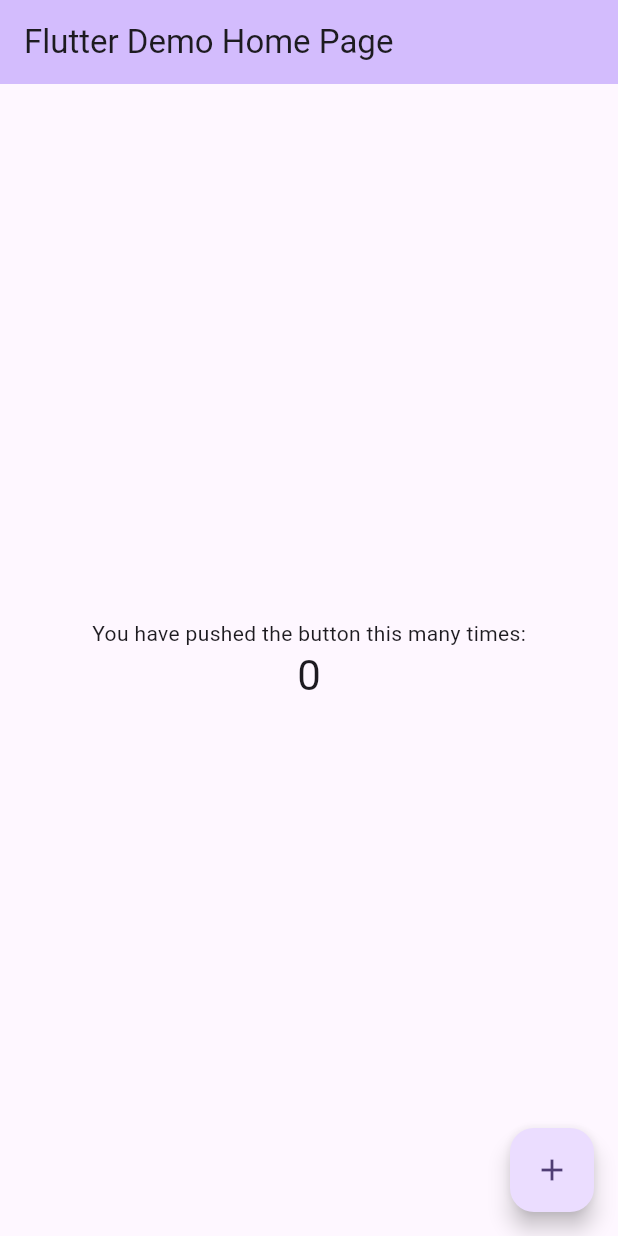
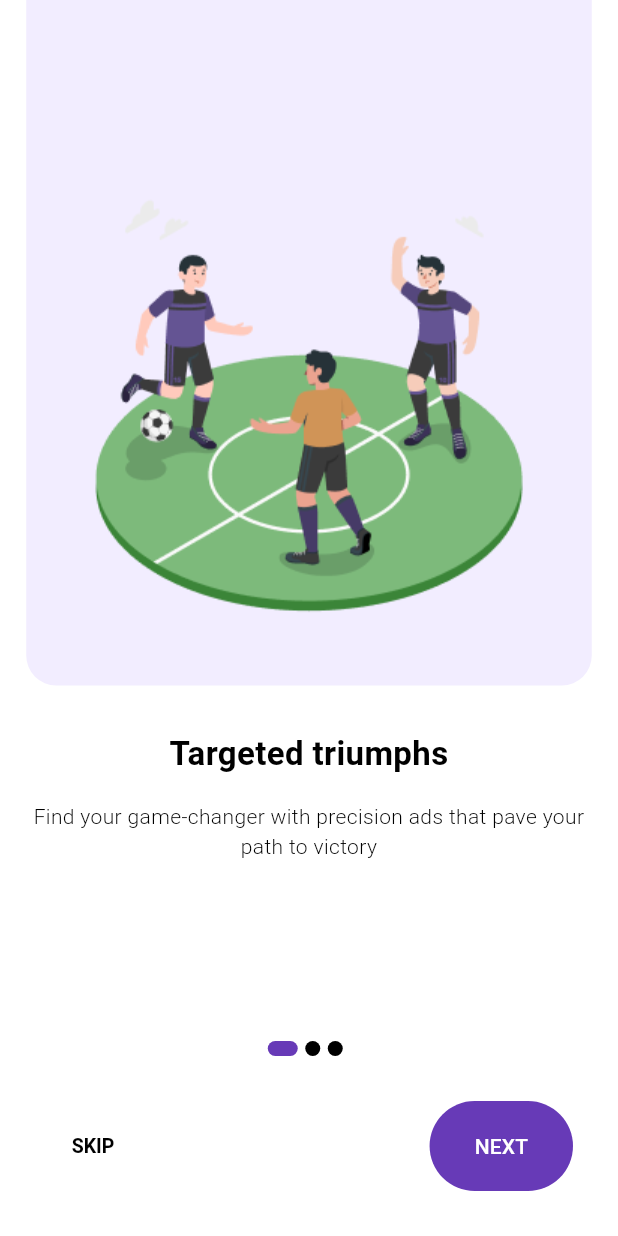
Before and after one commit to kashifo/sports_app, a Flutter app: the screen it shows after launch, on a phone screen of 412 x 824 dp. Run offline on Flutter 3.47's test engine with Material 3 defaults, Android fonts, the phone set to English and light mode, and no system bars; Roboto replaces fonts that are missing (Mulish).

Commit message:
Completed onboarding screen

```diff
--- a/lib/main.dart
+++ b/lib/main.dart
@@ -1,4 +1,5 @@
 import 'package:flutter/material.dart';
+import 'screens//onboarding_screen.dart';
 
 void main() {
   runApp(const MyApp());
@@ -11,114 +12,12 @@ class MyApp extends StatelessWidget {
   Widget build(BuildContext context) {
     return MaterialApp(
       title: 'Flutter Demo',
+      debugShowCheckedModeBanner: false,
       theme: ThemeData(
-        // This is the theme of your application.
-        //
-        // TRY THIS: Try running your application with "flutter run". You'll see
-        // the application has a purple toolbar. Then, without quitting the app,
-        // try changing the seedColor in the colorScheme below to Colors.green
-        // and then invoke "hot reload" (save your changes or press the "hot
-        // reload" button in a Flutter-supported IDE, or press "r" if you used
-        // the command line to start the app).
-        //
-        // Notice that the counter didn't reset back to zero; the application
-        // state is not lost during the reload. To reset the state, use hot
-        // restart instead.
-        //
-        // This works for code too, not just values: Most code changes can be
-        // tested with just a hot reload.
-        colorScheme: ColorScheme.fromSeed(seedColor: Colors.deepPurple),
+        colorScheme: ColorScheme.fromSwatch(primarySwatch: Colors.deepPurple),
         useMaterial3: true,
       ),
-      home: const MyHomePage(title: 'Flutter Demo Home Page'),
+      home: OnboardingScreen2(),
     );
   }
 }
-
-class MyHomePage extends StatefulWidget {
-  const MyHomePage({super.key, required this.title});
-
-  // This widget is the home page of your application. It is stateful, meaning
-  // that it has a State object (defined below) that contains fields that affect
-  // how it looks.
-
-  // This class is the configuration for the state. It holds the values (in this
-  // case the title) provided by the parent (in this case the App widget) and
-  // used by the build method of the State. Fields in a Widget subclass are
-  // always marked "final".
-
-  final String title;
-
-  @override
-  State<MyHomePage> createState() => _MyHomePageState();
-}
-
-class _MyHomePageState extends State<MyHomePage> {
-  int _counter = 0;
-
-  void _incrementCounter() {
-    setState(() {
-      // This call to setState tells the Flutter framework that something has
-      // changed in this State, which causes it to rerun the build method below
-      // so that the display can reflect the updated values. If we changed
-      // _counter without calling setState(), then the build method would not be
-      // called again, and so nothing would appear to happen.
-      _counter++;
-    });
-  }
-
-  @override
-  Widget build(BuildContext context) {
-    // This method is rerun every time setState is called, for instance as done
-    // by the _incrementCounter method above.
-    //
-    // The Flutter framework has been optimized to make rerunning build methods
-    // fast, so that you can just rebuild anything that needs updating rather
-    // than having to individually change instances of widgets.
-    return Scaffold(
-      appBar: AppBar(
-        // TRY THIS: Try changing the color here to a specific color (to
-        // Colors.amber, perhaps?) and trigger a hot reload to see the AppBar
-        // change color while the other colors stay the same.
-        backgroundColor: Theme.of(context).colorScheme.inversePrimary,
-        // Here we take the value from the MyHomePage object that was created by
-        // the App.build method, and use it to set our appbar title.
-        title: Text(widget.title),
-      ),
-      body: Center(
-        // Center is a layout widget. It takes a single child and positions it
-        // in the middle of the parent.
-        child: Column(
-          // Column is also a layout widget. It takes a list of children and
-          // arranges them vertically. By default, it sizes itself to fit its
-          // children horizontally, and tries to be as tall as its parent.
-          //
-          // Column has various properties to control how it sizes itself and
-          // how it positions its children. Here we use mainAxisAlignment to
-          // center the children vertically; the main axis here is the vertical
-          // axis because Columns are vertical (the cross axis would be
-          // horizontal).
-          //
-          // TRY THIS: Invoke "debug painting" (choose the "Toggle Debug Paint"
-          // action in the IDE, or press "p" in the console), to see the
-          // wireframe for each widget.
-          mainAxisAlignment: MainAxisAlignment.center,
-          children: <Widget>[
-            const Text(
-              'You have pushed the button this many times:',
-            ),
-            Text(
-              '$_counter',
-              style: Theme.of(context).textTheme.headlineMedium,
-            ),
-          ],
-        ),
-      ),
-      floatingActionButton: FloatingActionButton(
-        onPressed: _incrementCounter,
-        tooltip: 'Increment',
-        child: const Icon(Icons.add),
-      ), // This trailing comma makes auto-formatting nicer for build methods.
-    );
-  }
-}
--- /dev/null
+++ b/lib/models/OnboardingModel.dart
@@ -0,0 +1,11 @@
+class OnboardingModel {
+  final String imageAsset;
+  final String title;
+  final String description;
+
+  OnboardingModel({
+    required this.imageAsset,
+    required this.title,
+    required this.description,
+  });
+}
--- /dev/null
+++ b/lib/models/OnboardingProvider.dart
@@ -0,0 +1,28 @@
+import 'package:flutter/material.dart';
+import 'OnboardingModel.dart';
+
+class OnboardingProvider extends ChangeNotifier {
+  int _currentPage = 0;
+  int get currentPage => _currentPage;
+
+  final List<OnboardingModel> _pages = [
+    OnboardingModel(
+      imageAsset: 'assets/images/o1.png',
+      title: 'Targeted triumphs',
+      description: 'Find your game-changer with precision ads that pave your path to victory',
+    ),
+    OnboardingModel(
+      imageAsset: 'assets/images/o2.png',
+      title: 'Track Score',
+      description: 'Play, record and relive the moments that make your game extrodinary!',
+    ),
+    OnboardingModel(
+      imageAsset: 'assets/images/o3.png',
+      title: 'Game Insight',
+      description: 'Experience football like never before with insights that elevate your game',
+    ),
+    // Add more pages here...
+  ];
+
+  List<OnboardingModel> get pages => _pages;
+}
--- /dev/null
+++ b/lib/screens/onboarding_screen.dart
@@ -0,0 +1,202 @@
+import 'package:flutter/material.dart';
+import 'package:provider/provider.dart';
+import 'package:sports_app/models/OnboardingProvider.dart';
+import 'package:sports_app/utils/size_config.dart';
+
+class OnboardingScreen2 extends StatefulWidget {
+  const OnboardingScreen2({Key? key}) : super(key: key);
+
+  @override
+  State<OnboardingScreen2> createState() => _OnboardingScreen2State();
+}
+
+class _OnboardingScreen2State extends State<OnboardingScreen2> {
+  late PageController _controller;
+  int _currentPage = 0;
+
+  @override
+  void initState() {
+    _controller = PageController();
+    super.initState();
+  }
+
+  AnimatedContainer _buildDots({
+    int? index,
+  }) {
+    return AnimatedContainer(
+      duration: const Duration(milliseconds: 200),
+      decoration: BoxDecoration(
+        borderRadius: const BorderRadius.all(
+          Radius.circular(50),
+        ),
+        color: _currentPage == index ? Colors.deepPurple : Colors.black,
+      ),
+      margin: const EdgeInsets.only(right: 5),
+      height: 10,
+      curve: Curves.easeIn,
+      width: _currentPage == index ? 20 : 10,
+    );
+  }
+
+  @override
+  Widget build(BuildContext context) {
+    SizeConfig().init(context);
+    double width = SizeConfig.screenW!;
+    double height = SizeConfig.screenH!;
+
+    return ChangeNotifierProvider(
+      create: (context) => OnboardingProvider(),
+      child: Consumer<OnboardingProvider>(
+          builder: (context, provider, child) {
+          return Scaffold(
+            body: SafeArea(
+              child: Column(
+                children: [
+                  Expanded(
+                    flex: 4,
+                    child: PageView.builder(
+                      physics: const BouncingScrollPhysics(),
+                      controller: _controller,
+                      onPageChanged: (value) => setState(() => _currentPage = value),
+                      itemCount: provider.pages.length,
+                      itemBuilder: (context, index) {
+                        final page = provider.pages[index];
+                        return Column(
+                          children: [
+                            Container(
+                              decoration: BoxDecoration(
+                                  color: Colors.deepPurpleAccent.withOpacity(0.1),
+                                  borderRadius: const BorderRadius.only(bottomLeft: Radius.circular(20), bottomRight: Radius.circular(20))),
+                              child: Padding(
+                                padding: const EdgeInsets.only(top: 120, left: 40, right: 40, bottom: 40),
+                                child: Image.asset(
+                                  page.imageAsset,
+                                  // Remove fixed height here, let it be flexible
+                                ),
+                              ),
+                            ),
+                            SizedBox(
+                              height: (height >= 840) ? 40 : 30,
+                            ),
+                            Padding(
+                              padding: const EdgeInsets.symmetric(horizontal: 16.0),
+                              child: Text(
+                                page.title,
+                                textAlign: TextAlign.center,
+                                style: TextStyle(
+                                  fontFamily: "Mulish",
+                                  fontWeight: FontWeight.w600,
+                                  fontSize: (width <= 550) ? 22 : 35,
+                                ),
+                              ),
+                            ),
+                            const SizedBox(height: 16),
+                            Padding(
+                              padding: const EdgeInsets.symmetric(horizontal: 16.0),
+                              child: Text(
+                                page.description,
+                                style: TextStyle(
+                                  fontFamily: "Mulish",
+                                  fontWeight: FontWeight.w300,
+                                  fontSize: (width <= 550) ? 14 : 25,
+                                ),
+                                textAlign: TextAlign.center,
+                              ),
+                            )
+                          ],
+                        );
+                      },
+                    ),
+                  ),
+                  Expanded(
+                    flex: 1,
+                    child: Column(
+                      mainAxisAlignment: MainAxisAlignment.end,
+                      children: [
+                        Row(
+                          mainAxisAlignment: MainAxisAlignment.center,
+                          children: List.generate(
+                            provider.pages.length,
+                                (int index) => _buildDots(
+                              index: index,
+                            ),
+                          ),
+                        ),
+                        _currentPage + 1 == provider.pages.length
+                            ? Padding(
+                          padding: const EdgeInsets.all(30),
+                          child: ElevatedButton(
+                            onPressed: () {
+                              _controller.jumpToPage(0);
+                            },
+                            child: const Text("START", style: TextStyle(color: Colors.white),),
+                            style: ElevatedButton.styleFrom(
+                              backgroundColor: Colors.deepPurple,
+                              shape: RoundedRectangleBorder(
+                                borderRadius: BorderRadius.circular(50),
+                              ),
+                              padding: (width <= 550)
+                                  ? const EdgeInsets.symmetric(
+                                  horizontal: 100, vertical: 20)
+                                  : EdgeInsets.symmetric(
+                                  horizontal: width * 0.2, vertical: 25),
+                            ),
+                          ),
+                        )
+                            : Padding(
+                          padding: const EdgeInsets.all(30),
+                          child: Row(
+                            mainAxisAlignment: MainAxisAlignment.spaceBetween,
+                            children: [
+                              TextButton(
+                                onPressed: () {
+                                  _controller.jumpToPage(2);
+                                },
+                                child: const Text(
+                                  "SKIP",
+                                  style: TextStyle(color: Colors.black),
+                                ),
+                                style: TextButton.styleFrom(
+                                  elevation: 0,
+                                  textStyle: TextStyle(
+                                    fontWeight: FontWeight.w600,
+                                    fontSize: (width <= 550) ? 13 : 17,
+                                  ),
+                                ),
+                              ),
+                              ElevatedButton(
+                                onPressed: () {
+                                  _controller.nextPage(
+                                    duration: const Duration(milliseconds: 200),
+                                    curve: Curves.easeIn,
+                                  );
+                                },
+                                style: ElevatedButton.styleFrom(
+                                  backgroundColor: Colors.deepPurple,
+                                  shape: RoundedRectangleBorder(
+                                    borderRadius: BorderRadius.circular(50),
+                                  ),
+                                  elevation: 0,
+                                  padding: (width <= 550)
+                                      ? const EdgeInsets.symmetric(
+                                      horizontal: 30, vertical: 20)
+                                      : const EdgeInsets.symmetric(
+                                      horizontal: 30, vertical: 25),
+                                ),
+                                child: const Text("NEXT", style: TextStyle(color: Colors.white),),
+                              ),
+                            ],
+                          ),
+                        )
+                      ],
+                    ),
+                  ),
+                ],
+              ),
+            ),
+          );
+        }
+      ),
+    );
+  }
+}
--- /dev/null
+++ b/lib/utils/size_config.dart
@@ -0,0 +1,17 @@
+import 'package:flutter/material.dart';
+
+class SizeConfig {
+  static MediaQueryData? _mediaQueryData;
+  static double? screenW;
+  static double? screenH;
+  static double? blockH;
+  static double? blockV;
+
+  void init(BuildContext context) {
+    _mediaQueryData = MediaQuery.of(context);
+    screenW = _mediaQueryData!.size.width;
+    screenH = _mediaQueryData!.size.height;
+    blockH = screenW! / 100;
+    blockV = screenH! / 100;
+  }
+}
```
Also changed, not shown: pubspec.yaml (+5 -62 lines), pubspec.lock.
